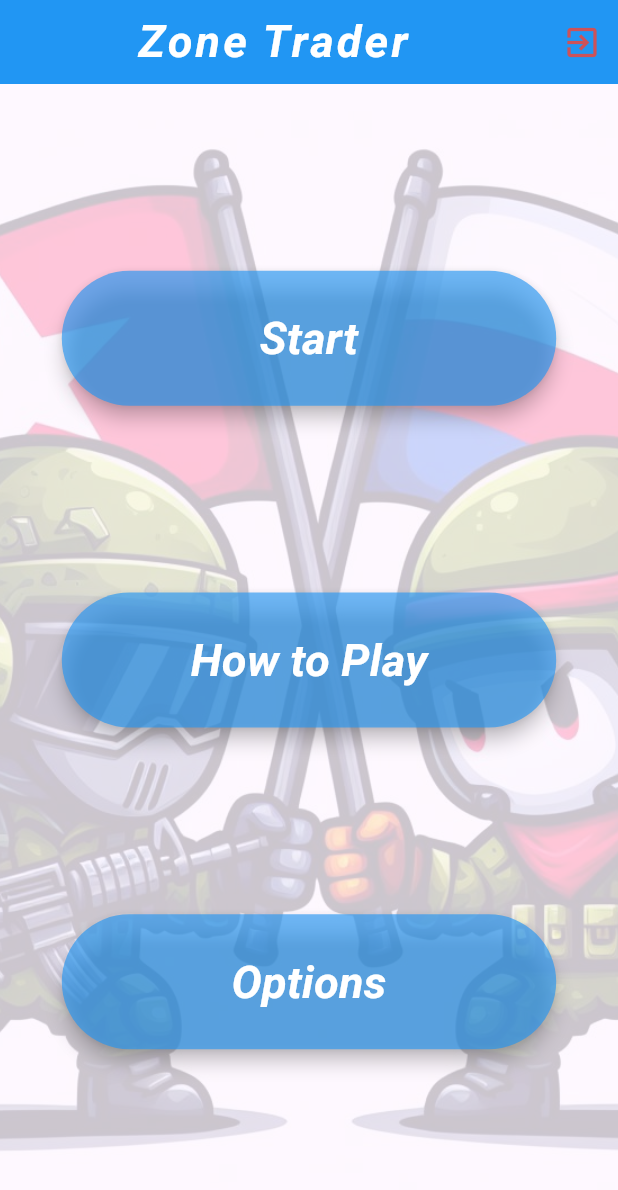
After one commit to zekeriya2280/zone_trader, a Flutter app: the IntroPage screen opened directly, on a phone screen of 412 x 824 dp. The commit adds this screen. Shown: the top 1190 px of the screen. Run offline on Flutter 3.47's test engine with Material 3 defaults, Android fonts, the phone set to English and light mode, and no system bars; our stand-ins replace cloud_firestore, firebase_auth, firebase_core; accounts and stored records are empty; Roboto replaces fonts that are missing (Times New Roman).

Commit message:
Add start and intro pages and add them bg pictures.fixed signout error.Cleared debug labels

```diff
--- a/lib/authentication/register.dart
+++ b/lib/authentication/register.dart
@@ -4,6 +4,7 @@ import 'package:firebase_auth/firebase_auth.dart';
 import 'package:flutter/material.dart';
 import 'package:zone_trader/authentication/signin.dart';
 import 'package:zone_trader/screens/home.dart';
+import 'package:zone_trader/screens/startpage.dart';
 
 class RegisterScreen extends StatefulWidget {
   const RegisterScreen({super.key});
@@ -65,7 +66,7 @@ class _RegisterScreenState extends State<RegisterScreen> {
         print('c');
         await Navigator.pushReplacement(
           context,
-          MaterialPageRoute(builder: (context) => const HomeScreen()),
+          MaterialPageRoute(builder: (context) => const StartPage()),
         );
       }
     } catch (e) {
--- a/lib/authentication/signin.dart
+++ b/lib/authentication/signin.dart
@@ -3,6 +3,7 @@ import 'package:firebase_auth/firebase_auth.dart';
 import 'package:flutter/material.dart';
 import 'package:zone_trader/authentication/register.dart';
 import 'package:zone_trader/screens/home.dart';
+import 'package:zone_trader/screens/startpage.dart';
 
 class SignInScreen extends StatefulWidget {
   const SignInScreen({super.key});
@@ -57,7 +58,7 @@ class _SignInScreenState extends State<SignInScreen> {
      //userCredential.
         Navigator.pushReplacement(
           context,
-          MaterialPageRoute(builder: (context) => const HomeScreen()),
+          MaterialPageRoute(builder: (context) => const StartPage()),
         );
       }
     } catch (e) {
--- a/lib/main.dart
+++ b/lib/main.dart
@@ -21,6 +21,7 @@ class MyApp extends StatelessWidget {
   @override
   Widget build(BuildContext context) {
     return MaterialApp(
+      debugShowCheckedModeBanner: false,
       title: 'Firebase Game',
       theme: ThemeData(
         primarySwatch: Colors.blue,
--- /dev/null
+++ b/lib/screens/intropage.dart
@@ -0,0 +1,140 @@
+import 'package:firebase_auth/firebase_auth.dart';
+import 'package:flutter/material.dart';
+import 'package:zone_trader/authentication/signin.dart';
+import 'package:zone_trader/screens/home.dart';
+
+class IntroPage extends StatefulWidget {
+  const IntroPage({super.key});
+
+  @override
+  State<IntroPage> createState() => _IntroPageState();
+}
+
+class _IntroPageState extends State<IntroPage> {
+  final FirebaseAuth _auth = FirebaseAuth.instance;
+
+  Future<void> signOut(BuildContext context) async {
+    await FirebaseAuth.instance.signOut();
+    // Go back to the sign-in screen
+  }
+
+  @override
+  Widget build(BuildContext context) {
+    return StreamBuilder<User?>(
+        stream: _auth.authStateChanges(),
+        builder: (context, snapshot) {
+          if (snapshot.connectionState == ConnectionState.waiting) {
+            return const CircularProgressIndicator();
+          }
+          if (!snapshot.hasData) {
+            Future.delayed(
+                const Duration(milliseconds: 200),
+                () => Navigator.of(context).pushReplacement<void, void>(
+                      MaterialPageRoute<void>(
+                          builder: (context) => const SignInScreen()),
+                    ));
+          }
+          return Scaffold(
+              appBar: AppBar(
+                  backgroundColor: Colors.blue,
+                  title: const Center(
+                      child: Text(
+                    'Zone Trader',
+                    style: TextStyle(
+                        color: Colors.white,
+                        fontSize: 30,
+                        fontWeight: FontWeight.bold,
+                        fontFamily: 'Times New Roman',
+                        fontStyle: FontStyle.italic,
+                        letterSpacing: 2),
+                  )),
+                  centerTitle: true,
+                  automaticallyImplyLeading: false,
+                  actions: [
+                    IconButton(
+                      icon: const Icon(
+                        Icons.exit_to_app,
+                        color: Color.fromARGB(208, 244, 67, 54),
+                        size: 26,
+                      ),
+                      onPressed: () async {
+                        await signOut(context);
+                      },
+                    )
+                  ]),
+              body: Stack(fit: StackFit.expand, children: [
+                Container(
+                    decoration: const BoxDecoration(
+                        image: DecorationImage(
+                            image: AssetImage('images/intro.jpeg'),
+                            fit: BoxFit.cover,
+                            opacity: 0.2))),
+                Center(
+                    child: Column(
+                      mainAxisAlignment: MainAxisAlignment.spaceEvenly,
+                      children: [
+                  SizedBox(
+                    height: 90,
+                    width: MediaQuery.of(context).size.width * 0.8,
+                    child: ElevatedButton(
+                        onPressed: () async {
+                          await Navigator.pushReplacement(
+                              context,
+                              MaterialPageRoute(
+                                  builder: (context) => const HomeScreen()));
+                        },
+                        style: ElevatedButton.styleFrom(
+                          backgroundColor: Color.fromARGB(162, 33, 149, 243),
+                          shape: RoundedRectangleBorder(
+                            borderRadius: BorderRadius.circular(50),
+                          ),
+                          elevation: 5,
+                        ),
+                        child: const Text('Start',style: TextStyle(color: Colors.white,fontSize: 30,fontFamily: 'Times New Roman',
+                        fontStyle: FontStyle.italic,fontWeight: FontWeight.bold),)),
+                  ),
+                  SizedBox(
+                    height: 90,
+                    width: MediaQuery.of(context).size.width * 0.8,
+                    child: ElevatedButton(
+                        onPressed: () async {
+                          await Navigator.pushReplacement(
+                              context,
+                              MaterialPageRoute(
+                                  builder: (context) => const HomeScreen()));
+                        },
+                        style: ElevatedButton.styleFrom(
+                          backgroundColor: Color.fromARGB(162, 33, 149, 243),
+                          shape: RoundedRectangleBorder(
+                            borderRadius: BorderRadius.circular(50),
+                          ),
+                          elevation: 5,
+                        ),
+                        child: const Text('How to Play',style: TextStyle(color: Colors.white,fontSize: 30,fontFamily: 'Times New Roman',
+                        fontStyle: FontStyle.italic,fontWeight: FontWeight.bold),)),
+                  ),
+                  SizedBox(
+                    height: 90,
+                    width: MediaQuery.of(context).size.width * 0.8,
+                    child: ElevatedButton(
+                        onPressed: () async {
+                          await Navigator.pushReplacement(
+                              context,
+                              MaterialPageRoute(
+                                  builder: (context) => const HomeScreen()));
+                        },
+                        style: ElevatedButton.styleFrom(
+                          backgroundColor: Color.fromARGB(162, 33, 149, 243),
+                          shape: RoundedRectangleBorder(
+                            borderRadius: BorderRadius.circular(50),
+                          ),
+                          elevation: 5,
+                        ),
+                        child: const Text('Options',style: TextStyle(color: Colors.white,fontSize: 30,fontFamily: 'Times New Roman',
+                        fontStyle: FontStyle.italic,fontWeight: FontWeight.bold),)),
+                  ),
+                ]))
+              ]));
+        });
+  }
+}
--- a/lib/screens/wrapper.dart
+++ b/lib/screens/wrapper.dart
@@ -1,7 +1,7 @@
 import 'package:firebase_auth/firebase_auth.dart';
 import 'package:flutter/material.dart';
 import 'package:zone_trader/authentication/signin.dart';
-import 'package:zone_trader/screens/home.dart';
+import 'package:zone_trader/screens/startpage.dart';
 
 class AuthWrapper extends StatelessWidget {
   final FirebaseAuth _auth = FirebaseAuth.instance;
@@ -17,9 +17,7 @@ class AuthWrapper extends StatelessWidget {
           return const CircularProgressIndicator();
         } else {
           if (snapshot.hasData && snapshot.data != null) {
-            // User is signed in
-            User? user = snapshot.data;
-            return const HomeScreen();
+            return const StartPage();
           } else {
             // User is not signed in
             return const SignInScreen();
--- a/pubspec.yaml
+++ b/pubspec.yaml
@@ -111,6 +111,8 @@ flutter:
     - images/Norway.jpeg
     - images/Poland.jpeg
     - images/Italy.jpeg
+    - images/start.jpeg
+    - images/intro.jpeg
    #- images/Poland.jpeg
    #- images/Spain.jpeg
    #- images/France.jpeg
```
Also changed, not shown: lib/screens/home.dart (+23 -13 lines), lib/screens/startpage.dart (added, +112 -0 lines), images/intro.jpeg (added), images/start.jpeg (added).
